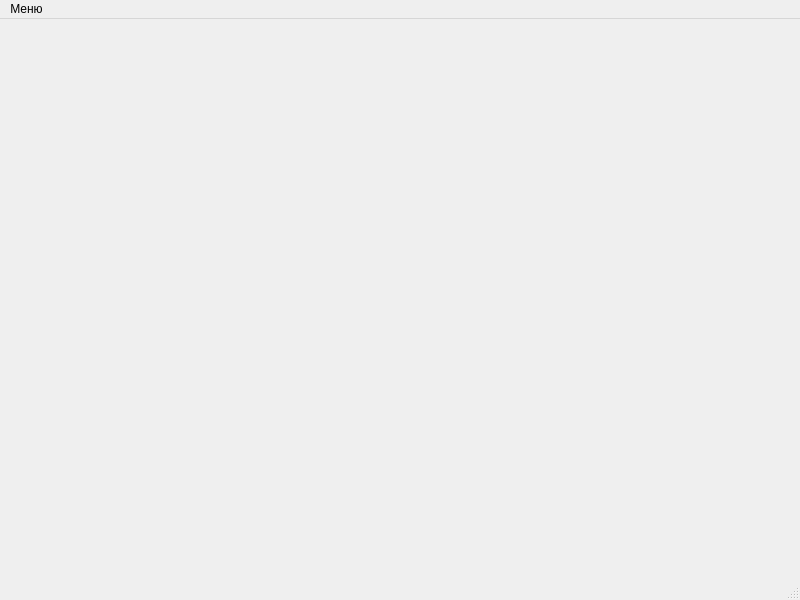
Qt form mainwindow.ui (JustLike420/Labs-Qt) before a commit.
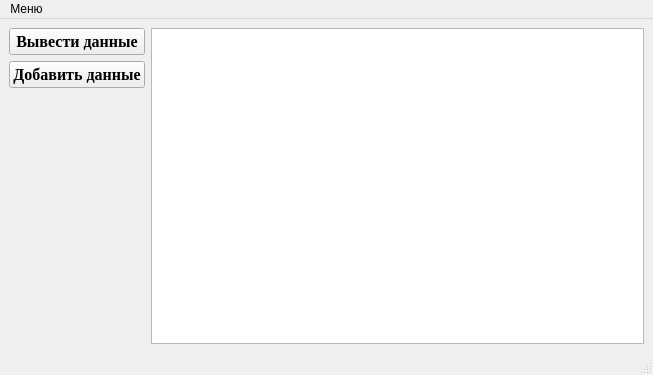
The same form after that commit.

Patch:
```diff
--- a/mainwindow.ui
+++ b/mainwindow.ui
@@ -6,20 +6,54 @@
    <rect>
     <x>0</x>
     <y>0</y>
-    <width>800</width>
-    <height>600</height>
+    <width>653</width>
+    <height>375</height>
    </rect>
   </property>
   <property name="windowTitle">
    <string>MainWindow</string>
   </property>
-  <widget class="QWidget" name="centralwidget"/>
+  <widget class="QWidget" name="centralwidget">
+   <layout class="QGridLayout" name="gridLayout">
+    <item row="0" column="0">
+     <widget class="QPushButton" name="pushButton">
+      <property name="font">
+       <font>
+        <family>Times New Roman</family>
+        <pointsize>12</pointsize>
+        <bold>true</bold>
+       </font>
+      </property>
+      <property name="text">
+       <string>Вывести данные</string>
+      </property>
+     </widget>
+    </item>
+    <item row="0" column="1" rowspan="3">
+     <widget class="QTableView" name="tableView"/>
+    </item>
+    <item row="1" column="0">
+     <widget class="QPushButton" name="pushButton_2">
+      <property name="font">
+       <font>
+        <family>Times New Roman</family>
+        <pointsize>12</pointsize>
+        <bold>true</bold>
+       </font>
+      </property>
+      <property name="text">
+       <string>Добавить данные</string>
+      </property>
+     </widget>
+    </item>
+   </layout>
+  </widget>
   <widget class="QMenuBar" name="menubar">
    <property name="geometry">
     <rect>
      <x>0</x>
      <y>0</y>
-     <width>800</width>
+     <width>653</width>
      <height>21</height>
     </rect>
    </property>
```
